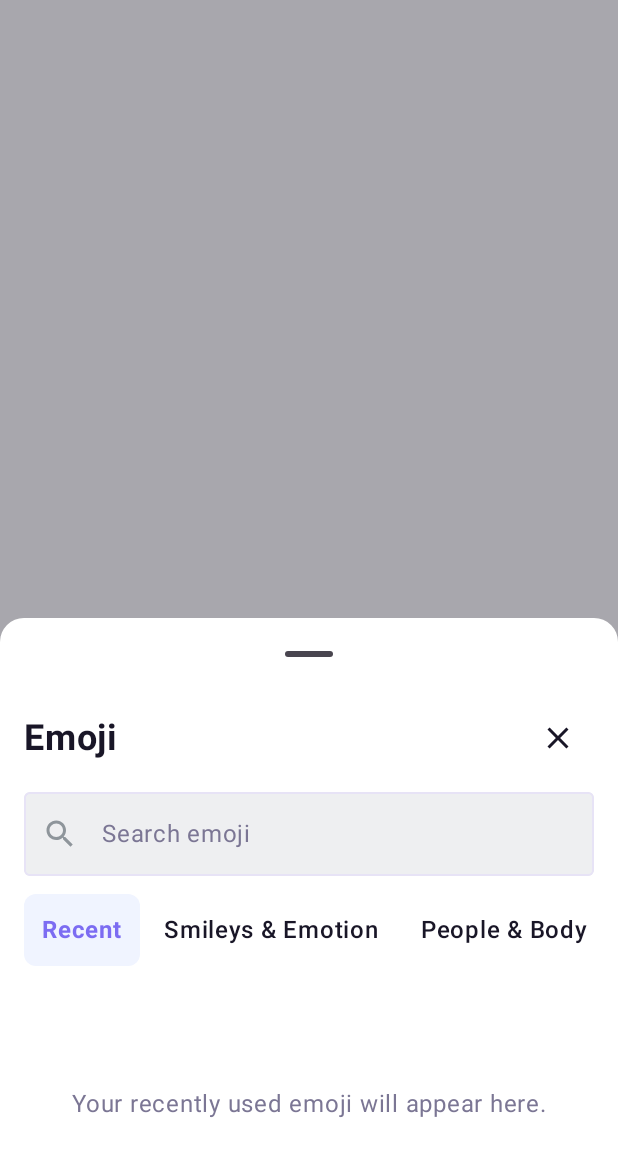
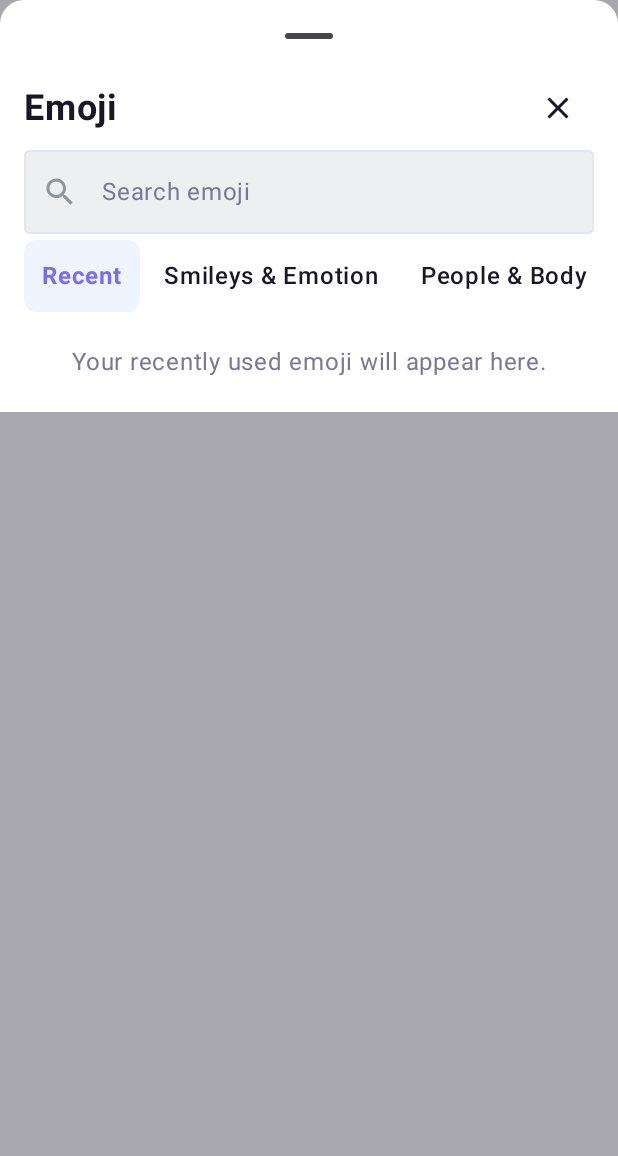
Before and after one commit to hwdavr/NotesTakingApp, an Android app built with Jetpack Compose: the composable EmojiPickerBottomSheet shown on its own in the app's theme, on a phone screen of 412 x 824 dp. Shown: the top 1156 px of the screen. Run offline under Robolectric (Android 15) with nearby library versions, the light colour scheme and no system bars; 1 statement that could not run was skipped.

Commit message:
fix(note-emoji): compact picker and expand catalog

```diff
--- a/app/src/main/java/com/example/notesapp/ui/editor/components/EmojiPickerBottomSheet.kt
+++ b/app/src/main/java/com/example/notesapp/ui/editor/components/EmojiPickerBottomSheet.kt
@@ -11,8 +11,9 @@ import androidx.compose.foundation.layout.Column
 import androidx.compose.foundation.layout.PaddingValues
 import androidx.compose.foundation.layout.Row
 import androidx.compose.foundation.layout.Spacer
+import androidx.compose.foundation.layout.fillMaxHeight
+import androidx.compose.foundation.layout.fillMaxSize
 import androidx.compose.foundation.layout.fillMaxWidth
-import androidx.compose.foundation.layout.height
 import androidx.compose.foundation.layout.heightIn
 import androidx.compose.foundation.layout.navigationBarsPadding
 import androidx.compose.foundation.layout.padding
@@ -75,7 +76,9 @@ fun EmojiPickerBottomSheet(
     val colors = LocalAppColors.current
     ModalBottomSheet(
         onDismissRequest = onDismiss,
-        modifier = Modifier.testTag("emoji_picker_sheet"),
+        modifier = Modifier
+            .fillMaxHeight(1f / 3f)
+            .testTag("emoji_picker_sheet"),
         sheetState = rememberModalBottomSheetState(skipPartiallyExpanded = true),
         containerColor = colors.surface,
         shape = RoundedCornerShape(topStart = 16.dp, topEnd = 16.dp)
@@ -83,9 +86,10 @@ fun EmojiPickerBottomSheet(
         Column(
             modifier = Modifier
                 .fillMaxWidth()
+                .fillMaxSize()
                 .navigationBarsPadding()
-                .padding(horizontal = 16.dp, vertical = 8.dp),
-            verticalArrangement = Arrangement.spacedBy(12.dp)
+                .padding(start = 16.dp, top = 0.dp, end = 16.dp, bottom = 4.dp),
+            verticalArrangement = Arrangement.spacedBy(4.dp)
         ) {
             EmojiPickerHeader(onDismiss = onDismiss)
             EmojiPickerSearchField(
@@ -103,7 +107,8 @@ fun EmojiPickerBottomSheet(
                 onEmojiSelected = onEmojiSelected,
                 onSkinToneRequested = onSkinToneRequested,
                 onSkinToneDismissed = onSkinToneDismissed,
-                onClearQuery = onClearQuery
+                onClearQuery = onClearQuery,
+                modifier = Modifier.weight(1f)
             )
         }
     }
@@ -235,14 +240,14 @@ private fun EmojiPickerResults(
     onEmojiSelected: (String) -> Unit,
     onSkinToneRequested: (String) -> Unit,
     onSkinToneDismissed: () -> Unit,
-    onClearQuery: () -> Unit
+    onClearQuery: () -> Unit,
+    modifier: Modifier = Modifier
 ) {
     when {
         uiState.isLoading -> {
             Box(
-                modifier = Modifier
+                modifier = modifier
                     .fillMaxWidth()
-                    .heightIn(min = 160.dp)
                     .testTag("emoji_picker_loading"),
                 contentAlignment = Alignment.Center
             ) {
@@ -252,19 +257,22 @@ private fun EmojiPickerResults(
         uiState.hasCatalogError -> {
             EmojiPickerEmptyState(
                 message = stringResource(R.string.emoji_picker_catalog_error),
-                testTag = "emoji_picker_catalog_error"
+                testTag = "emoji_picker_catalog_error",
+                modifier = modifier
             )
         }
         uiState.isEmptyRecent -> {
             EmojiPickerEmptyState(
                 message = stringResource(R.string.emoji_picker_recent_empty),
-                testTag = "emoji_picker_recent_empty"
+                testTag = "emoji_picker_recent_empty",
+                modifier = modifier
             )
         }
         uiState.isEmptySearch -> {
             EmojiPickerEmptyState(
                 message = stringResource(R.string.emoji_picker_no_results),
                 testTag = "emoji_picker_search_empty",
+                modifier = modifier,
                 action = {
                     TextButton(
                         onClick = onClearQuery,
@@ -278,15 +286,15 @@ private fun EmojiPickerResults(
         uiState.isEmptyCategory -> {
             EmojiPickerEmptyState(
                 message = stringResource(R.string.emoji_picker_category_empty),
-                testTag = "emoji_picker_category_empty"
+                testTag = "emoji_picker_category_empty",
+                modifier = modifier
             )
         }
         else -> {
             LazyVerticalGrid(
                 columns = GridCells.Adaptive(minSize = 48.dp),
-                modifier = Modifier
+                modifier = modifier
                     .fillMaxWidth()
-                    .height(360.dp)
                     .testTag("emoji_picker_grid"),
                 contentPadding = PaddingValues(4.dp),
                 horizontalArrangement = Arrangement.spacedBy(4.dp),
@@ -307,12 +315,16 @@ private fun EmojiPickerResults(
 }
 
 @Composable
-private fun EmojiPickerEmptyState(message: String, testTag: String, action: (@Composable () -> Unit)? = null) {
+private fun EmojiPickerEmptyState(
+    message: String,
+    testTag: String,
+    modifier: Modifier = Modifier,
+    action: (@Composable () -> Unit)? = null
+) {
     val colors = LocalAppColors.current
     Column(
-        modifier = Modifier
+        modifier = modifier
             .fillMaxWidth()
-            .heightIn(min = 160.dp)
             .testTag(testTag),
         horizontalAlignment = Alignment.CenterHorizontally,
         verticalArrangement = Arrangement.Center
--- a/app/src/main/res/values/strings.xml
+++ b/app/src/main/res/values/strings.xml
@@ -184,6 +184,9 @@
     <string name="emoji_name_smiling_face_with_heart_eyes">Smiling face with heart-eyes</string>
     <string name="emoji_name_thinking_face">Thinking face</string>
     <string name="emoji_name_sunglasses_face">Smiling face with sunglasses</string>
+    <string name="emoji_name_slightly_smiling_face">Slightly smiling face</string>
+    <string name="emoji_name_beaming_face_with_smiling_eyes">Beaming face with smiling eyes</string>
+    <string name="emoji_name_crying_face">Crying face</string>
     <string name="emoji_name_red_heart">Red heart</string>
     <string name="emoji_name_thumbs_up">Thumbs up</string>
     <string name="emoji_name_waving_hand">Waving hand</string>
@@ -191,40 +194,64 @@
     <string name="emoji_name_folded_hands">Folded hands</string>
     <string name="emoji_name_flexed_biceps">Flexed biceps</string>
     <string name="emoji_name_person">Person</string>
+    <string name="emoji_name_thumbs_down">Thumbs down</string>
+    <string name="emoji_name_raising_hands">Raising hands</string>
+    <string name="emoji_name_ok_hand">OK hand</string>
     <string name="emoji_name_dog">Dog</string>
     <string name="emoji_name_cat">Cat</string>
     <string name="emoji_name_fox">Fox</string>
     <string name="emoji_name_bear">Bear</string>
     <string name="emoji_name_frog">Frog</string>
+    <string name="emoji_name_monkey_face">Monkey face</string>
+    <string name="emoji_name_lion">Lion</string>
+    <string name="emoji_name_panda">Panda</string>
     <string name="emoji_name_pizza">Pizza</string>
     <string name="emoji_name_hamburger">Hamburger</string>
     <string name="emoji_name_french_fries">French fries</string>
     <string name="emoji_name_red_apple">Red apple</string>
     <string name="emoji_name_birthday_cake">Birthday cake</string>
+    <string name="emoji_name_banana">Banana</string>
+    <string name="emoji_name_doughnut">Doughnut</string>
+    <string name="emoji_name_hot_beverage">Hot beverage</string>
     <string name="emoji_name_soccer_ball">Soccer ball</string>
     <string name="emoji_name_trophy">Trophy</string>
     <string name="emoji_name_artist_palette">Artist palette</string>
     <string name="emoji_name_party_popper">Party popper</string>
+    <string name="emoji_name_musical_note">Musical note</string>
+    <string name="emoji_name_video_game">Video game</string>
+    <string name="emoji_name_sports_medal">Sports medal</string>
     <string name="emoji_name_automobile">Automobile</string>
     <string name="emoji_name_airplane">Airplane</string>
     <string name="emoji_name_rocket">Rocket</string>
     <string name="emoji_name_globe_showing_europe_africa">Globe showing Europe-Africa</string>
     <string name="emoji_name_house">House</string>
+    <string name="emoji_name_train">Train</string>
+    <string name="emoji_name_bicycle">Bicycle</string>
+    <string name="emoji_name_beach_with_umbrella">Beach with umbrella</string>
     <string name="emoji_name_light_bulb">Light bulb</string>
     <string name="emoji_name_mobile_phone">Mobile phone</string>
     <string name="emoji_name_laptop">Laptop</string>
     <string name="emoji_name_wrapped_gift">Wrapped gift</string>
     <string name="emoji_name_key">Key</string>
+    <string name="emoji_name_books">Books</string>
+    <string name="emoji_name_bell">Bell</string>
+    <string name="emoji_name_headphone">Headphone</string>
     <string name="emoji_name_star">Star</string>
     <string name="emoji_name_check_mark_button">Check mark button</string>
     <string name="emoji_name_hundred_points">Hundred points</string>
     <string name="emoji_name_question_mark">Question mark</string>
+    <string name="emoji_name_cross_mark">Cross mark</string>
+    <string name="emoji_name_purple_heart">Purple heart</string>
+    <string name="emoji_name_high_voltage">High voltage</string>
     <string name="emoji_name_flag_united_states">Flag: United States</string>
     <string name="emoji_name_flag_united_kingdom">Flag: United Kingdom</string>
     <string name="emoji_name_flag_singapore">Flag: Singapore</string>
     <string name="emoji_name_flag_japan">Flag: Japan</string>
     <string name="emoji_name_flag_australia">Flag: Australia</string>
     <string name="emoji_name_flag_canada">Flag: Canada</string>
+    <string name="emoji_name_flag_south_korea">Flag: South Korea</string>
+    <string name="emoji_name_flag_india">Flag: India</string>
+    <string name="emoji_name_flag_france">Flag: France</string>
     <string name="emoji_picker_grinning_face">😀</string>
     <string name="emoji_picker_grinning_face_description">Grinning face</string>
     <string name="editor_undo_description">Undo</string>
```
Also changed, not shown: app/src/main/java/com/example/notesapp/data/emoji/BundledEmojiCatalogRepository.kt (+189 -0 lines), app/src/main/java/com/example/notesapp/domain/emoji/EmojiCatalog.kt (+28 -1 lines), app/src/main/java/com/example/notesapp/ui/editor/mapper/EmojiPickerUiMapper.kt (+28 -1 lines), 4 other files.
